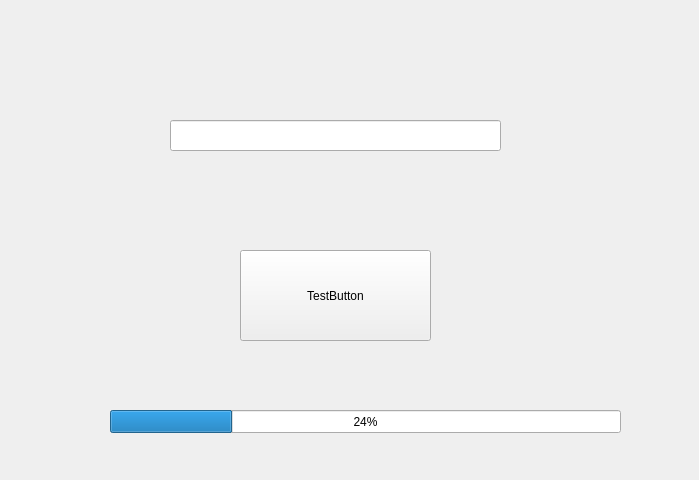
The window that ChangeSkin.ui (bishini/changeSkin) describes before a commit, drawn with Qt 5.
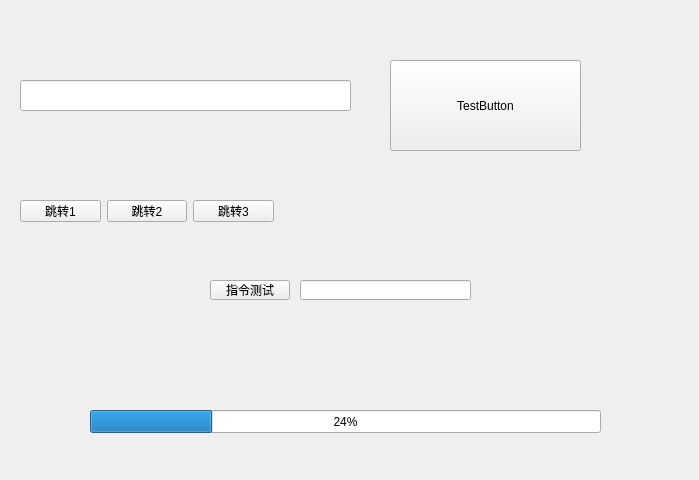
The same window after the commit.

What changed in the file:
```diff
--- a/ChangeSkin.ui
+++ b/ChangeSkin.ui
@@ -16,8 +16,8 @@
   <widget class="QPushButton" name="pushButton">
    <property name="geometry">
     <rect>
-     <x>240</x>
-     <y>250</y>
+     <x>390</x>
+     <y>60</y>
      <width>191</width>
      <height>91</height>
     </rect>
@@ -29,8 +29,8 @@
   <widget class="QLineEdit" name="lineEdit">
    <property name="geometry">
     <rect>
-     <x>170</x>
-     <y>120</y>
+     <x>20</x>
+     <y>80</y>
      <width>331</width>
      <height>31</height>
     </rect>
@@ -39,7 +39,7 @@
   <widget class="QProgressBar" name="progressBar">
    <property name="geometry">
     <rect>
-     <x>110</x>
+     <x>90</x>
      <y>410</y>
      <width>511</width>
      <height>23</height>
@@ -49,6 +49,62 @@
     <number>24</number>
    </property>
   </widget>
+  <widget class="QPushButton" name="CommandBTN">
+   <property name="geometry">
+    <rect>
+     <x>210</x>
+     <y>280</y>
+     <width>80</width>
+     <height>20</height>
+    </rect>
+   </property>
+   <property name="text">
+    <string>指令测试</string>
+   </property>
+  </widget>
+  <widget class="QLineEdit" name="CommectEdit">
+   <property name="geometry">
+    <rect>
+     <x>300</x>
+     <y>280</y>
+     <width>171</width>
+     <height>20</height>
+    </rect>
+   </property>
+  </widget>
+  <widget class="QWidget" name="">
+   <property name="geometry">
+    <rect>
+     <x>20</x>
+     <y>200</y>
+     <width>254</width>
+     <height>22</height>
+    </rect>
+   </property>
+   <layout class="QHBoxLayout" name="horizontalLayout">
+    <item>
+     <widget class="QPushButton" name="JUMP1">
+      <property name="text">
+       <string>跳转1</string>
+      </property>
+     </widget>
+    </item>
+    <item>
+     <widget class="QPushButton" name="JUMP2">
+      <property name="text">
+       <string>跳转2</string>
+      </property>
+     </widget>
+    </item>
+    <item>
+     <widget class="QPushButton" name="JUMP3">
+      <property name="text">
+       <string>跳转3</string>
+      </property>
+     </widget>
+    </item>
+   </layout>
+  </widget>
  </widget>
  <resources/>
  <connections/>
```
